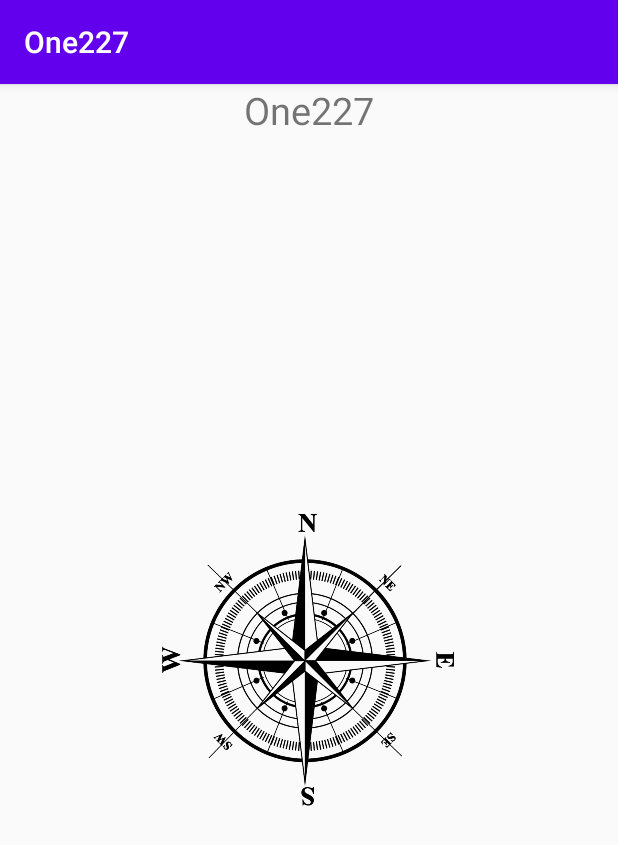
After one commit to iamkishansharma/One227, an Android app: the MagnetometerDemo screen opened directly, with no data from a screen before it, on a phone screen of 412 x 824 dp. The commit adds this screen. Shown: the top 845 px of the screen. Run offline under Robolectric (Android 15) with nearby library versions, the phone set to English and light mode, and no system bars.

Commit message:
ProximitySensor, LightSensor, Magnetometer learned

```diff
--- /dev/null
+++ b/app/src/main/java/com/heycode/one227/sensorex/MagnetometerDemo.java
@@ -0,0 +1,92 @@
+package com.heycode.one227.sensorex;
+
+import androidx.appcompat.app.AppCompatActivity;
+
+import android.content.Context;
+import android.hardware.Sensor;
+import android.hardware.SensorEvent;
+import android.hardware.SensorEventListener;
+import android.hardware.SensorManager;
+import android.os.Bundle;
+import android.view.animation.Animation;
+import android.view.animation.RotateAnimation;
+import android.widget.ImageView;
+import android.widget.TextView;
+
+import com.heycode.one227.R;
+
+public class MagnetometerDemo extends AppCompatActivity implements SensorEventListener{
+
+    TextView tv;
+    ImageView iv;
+    SensorManager sm;
+    Sensor mg, ac;
+
+    float [] acl = new float[3];
+    float [] mgl = new float[4];
+    boolean acb = false;
+    boolean mgb = false;
+
+    float[] rotationMatrix = new float[9];
+    float[] orientation = new float[3];
+    float currentDegree = 0f;
+
+    @Override
+    protected void onCreate(Bundle savedInstanceState) {
+        super.onCreate(savedInstanceState);
+        setContentView(R.layout.activity_magnetometer_demo);
+
+        tv = findViewById(R.id.text_magnet);
+        iv = findViewById(R.id.image_magnet);
+        sm = (SensorManager) getSystemService(Context.SENSOR_SERVICE);
+
+        ac = sm.getDefaultSensor(Sensor.TYPE_ACCELEROMETER);
+        mg = sm.getDefaultSensor(Sensor.TYPE_MAGNETIC_FIELD);
+
+
+    }
+
+    @Override
+    protected void onResume() {
+        super.onResume();
+        sm.registerListener( this,ac,SensorManager.SENSOR_DELAY_NORMAL);
+        sm.registerListener( this,mg,SensorManager.SENSOR_DELAY_NORMAL);
+    }
+
+    @Override
+    protected void onPause() {
+        super.onPause();
+        sm.unregisterListener(this,ac);
+        sm.unregisterListener(this,mg);
+    }
+
+    @Override
+    public void onSensorChanged(SensorEvent sensorEvent) {
+        if(sensorEvent.sensor == ac){
+            System.arraycopy(sensorEvent.values, 0, acl, 0, sensorEvent.values.length);
+            acb = true;
+        }else if(sensorEvent.sensor == mg){
+            System.arraycopy(sensorEvent.values, 0, mgl, 0, sensorEvent.values.length);
+            mgb = true;
+        }
+
+        if(acb && mgb){
+            SensorManager.getRotationMatrix(rotationMatrix, null, acl, mgl);
+            SensorManager.getOrientation(rotationMatrix,orientation );
+            float radian = orientation[0];
+            float toDegree = (float)(Math.toDegrees(radian));
+            RotateAnimation rotateAnimation = new RotateAnimation(currentDegree, -toDegree, Animation.RELATIVE_TO_SELF,
+                    0.5f,Animation.RELATIVE_TO_SELF,0.05f);
+            rotateAnimation.setDuration(260);
+            rotateAnimation.setFillAfter(true);
+            tv.setText("Heading : "+toDegree+" deg");
+            iv.startAnimation(rotateAnimation);//STARTING Animation
+            currentDegree = -toDegree;
+        }
+    }
+
+    @Override
+    public void onAccuracyChanged(Sensor sensor, int i) {
+
+    }
+}
--- /dev/null
+++ b/app/src/main/res/layout/activity_magnetometer_demo.xml
@@ -0,0 +1,23 @@
+<?xml version="1.0" encoding="utf-8"?>
+<RelativeLayout xmlns:android="http://schemas.android.com/apk/res/android"
+    xmlns:app="http://schemas.android.com/apk/res-auto"
+    xmlns:tools="http://schemas.android.com/tools"
+    android:layout_width="match_parent"
+    android:layout_height="match_parent"
+    tools:context=".sensorex.MagnetometerDemo">
+    <TextView
+        android:layout_width="wrap_content"
+        android:layout_height="wrap_content"
+        android:text="@string/app_name"
+        android:textSize="25sp"
+        android:layout_centerHorizontal="true"
+        android:id="@+id/text_magnet"
+        />
+    <ImageView
+        android:layout_width="200dp"
+        android:layout_height="200dp"
+        android:id="@+id/image_magnet"
+        android:src="@drawable/compass"
+        android:layout_centerInParent="true"/>
+
+</RelativeLayout>
```
Also changed, not shown: app/src/main/AndroidManifest.xml (+12 -2 lines), app/src/main/java/com/heycode/one227/MainActivity.java (+15 -0 lines), app/src/main/java/com/heycode/one227/RotatableBall.java (added, +76 -0 lines), app/src/main/java/com/heycode/one227/sensorex/LightSensorDemo.java (added, +61 -0 lines), app/src/main/java/com/heycode/one227/sensorex/ProximityDemo.java (added, +59 -0 lines), app/src/main/res/drawable/ic_sports.xml (added, +31 -0 lines), app/src/main/res/layout/activity_light_sensor_demo.xml (added, +11 -0 lines), app/src/main/res/layout/activity_proximity_demo.xml (added, +17 -0 lines), app/src/main/res/layout/activity_rotateable_ball.xml (added, +9 -0 lines), app/src/main/res/menu/menu.xml (+12 -0 lines).
